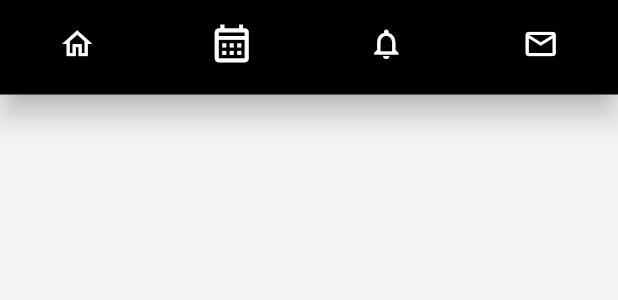
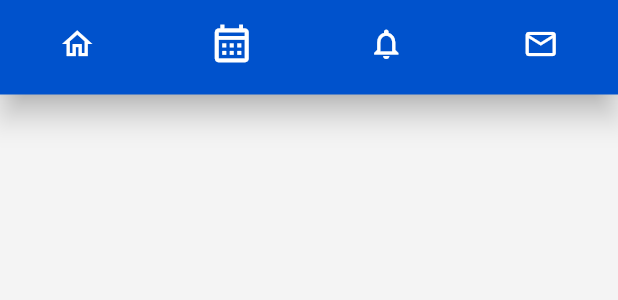
Before and after one commit to PrerakGada/need-for-code-33, a Flutter app: the BottomBar widget shown alone on an empty page, opened directly, on a phone screen of 412 x 824 dp. Shown: the top 300 px of the screen. Run offline on Flutter 3.47's test engine with Material 2 defaults, Android fonts, the phone set to English and light mode, and no system bars; our stand-ins replace firebase_core, google_fonts, smooth_page_indicator; accounts and stored records are empty.

```diff
--- a/lib/widgets/bottom_bar.dart
+++ b/lib/widgets/bottom_bar.dart
@@ -2,6 +2,7 @@ import 'package:flutter/material.dart';
 import 'package:studybuddy/screens/calendar_screen.dart';
 import 'package:studybuddy/screens/dashboard_screen.dart';
 import 'package:studybuddy/screens/messages_screen.dart';
+import 'package:studybuddy/theme.dart';
 
 import '../screens/notifications_screen.dart';
 
@@ -35,7 +36,7 @@ class BottomBar extends StatelessWidget {
   @override
   Widget build(BuildContext context) {
     return BottomNavigationBar(
-      backgroundColor: Colors.black,
+      backgroundColor: AppColors.primary,
       type: BottomNavigationBarType.fixed,
       selectedIconTheme: IconThemeData(size: 30),
       currentIndex: selectedIndex,
```
